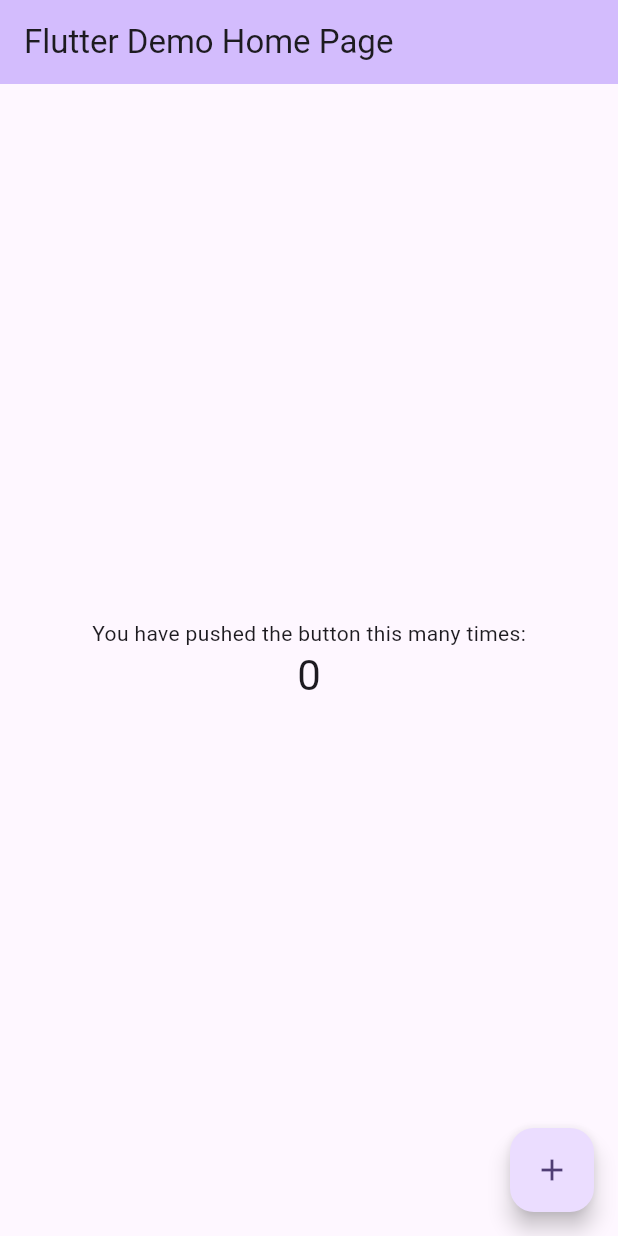
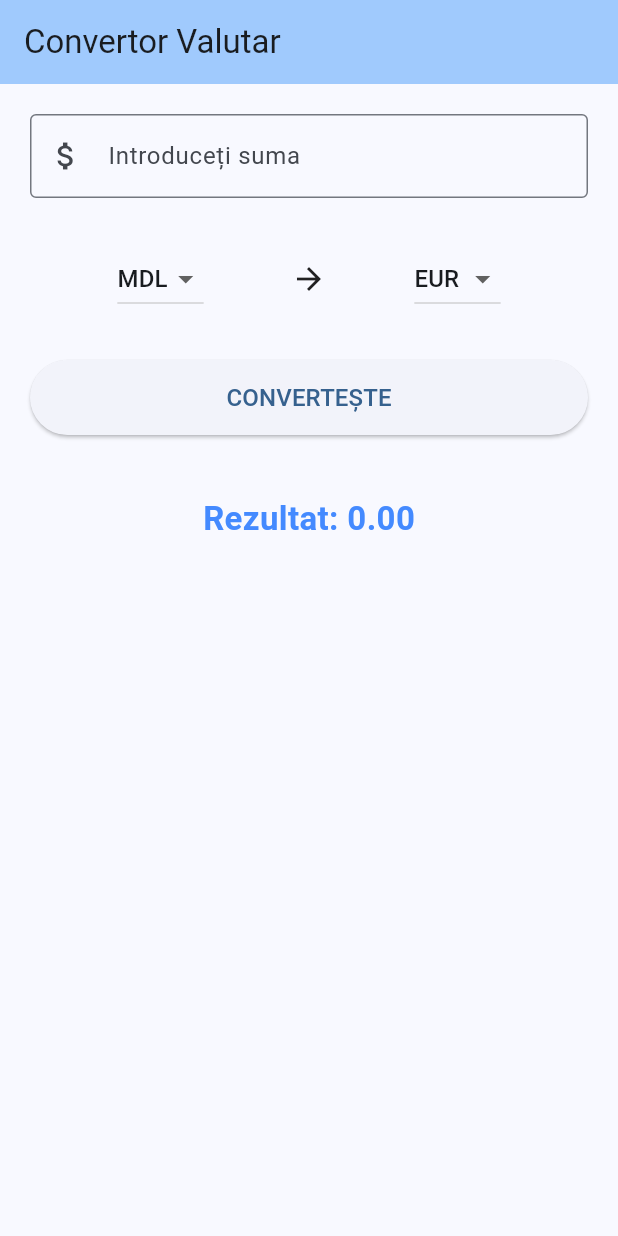
Before and after one commit to nichitascobici04/programarea-aplicatiilor-mobile, a Flutter app: the screen it shows after launch, on a phone screen of 412 x 824 dp. Run offline on Flutter 3.47's test engine with Material 3 defaults, Android fonts, the phone set to English and light mode, and no system bars.

Commit message:
Created the interface

```diff
--- a/lib/main.dart
+++ b/lib/main.dart
@@ -1,122 +1,161 @@
 import 'package:flutter/material.dart';
 
 void main() {
-  runApp(const MyApp());
+  runApp(const CurrencyConverterApp());
 }
 
-class MyApp extends StatelessWidget {
-  const MyApp({super.key});
+class CurrencyConverterApp extends StatelessWidget {
+  const CurrencyConverterApp({super.key});
 
-  // This widget is the root of your application.
   @override
   Widget build(BuildContext context) {
     return MaterialApp(
-      title: 'Flutter Demo',
+      title: 'Conversie Monedă',
       theme: ThemeData(
-        // This is the theme of your application.
-        //
-        // TRY THIS: Try running your application with "flutter run". You'll see
-        // the application has a purple toolbar. Then, without quitting the app,
-        // try changing the seedColor in the colorScheme below to Colors.green
-        // and then invoke "hot reload" (save your changes or press the "hot
-        // reload" button in a Flutter-supported IDE, or press "r" if you used
-        // the command line to start the app).
-        //
-        // Notice that the counter didn't reset back to zero; the application
-        // state is not lost during the reload. To reset the state, use hot
-        // restart instead.
-        //
-        // This works for code too, not just values: Most code changes can be
-        // tested with just a hot reload.
-        colorScheme: .fromSeed(seedColor: Colors.deepPurple),
+        colorScheme: ColorScheme.fromSeed(seedColor: Colors.blue),
+        useMaterial3: true,
       ),
-      home: const MyHomePage(title: 'Flutter Demo Home Page'),
+      home: const CurrencyConverterScreen(),
     );
   }
 }
 
-class MyHomePage extends StatefulWidget {
-  const MyHomePage({super.key, required this.title});
-
-  // This widget is the home page of your application. It is stateful, meaning
-  // that it has a State object (defined below) that contains fields that affect
-  // how it looks.
-
-  // This class is the configuration for the state. It holds the values (in this
-  // case the title) provided by the parent (in this case the App widget) and
-  // used by the build method of the State. Fields in a Widget subclass are
-  // always marked "final".
-
-  final String title;
+class CurrencyConverterScreen extends StatefulWidget {
+  const CurrencyConverterScreen({super.key});
 
   @override
-  State<MyHomePage> createState() => _MyHomePageState();
+  State createState() => _CurrencyConverterScreenState();
 }
 
-class _MyHomePageState extends State<MyHomePage> {
-  int _counter = 0;
+class _CurrencyConverterScreenState extends State<CurrencyConverterScreen> {
+  final TextEditingController _amountController = TextEditingController();
 
-  void _incrementCounter() {
+  String _sourceCurrency = 'MDL';
+  String _destCurrency = 'EUR';
+  String _resultText = 'Rezultat: 0.00';
+
+  final List<String> _currencies = ['MDL', 'EUR', 'USD'];
+
+  final Map<String, double> _ratesToMDL = {
+    'MDL': 1.0,
+    'USD': 17.50,
+    'EUR': 19.20,
+  };
+
+  void _convertCurrency() {
+    double? amount = double.tryParse(_amountController.text.replaceAll(',', '.'));
+
+    if (amount == null) {
       setState(() {
-      // This call to setState tells the Flutter framework that something has
-      // changed in this State, which causes it to rerun the build method below
-      // so that the display can reflect the updated values. If we changed
-      // _counter without calling setState(), then the build method would not be
-      // called again, and so nothing would appear to happen.
-      _counter++;
+        _resultText = 'Introduceți o sumă numerică validă!';
+      });
+      return;
+    }
+
+    double sourceRate = _ratesToMDL[_sourceCurrency]!;
+    double destRate = _ratesToMDL[_destCurrency]!;
+
+    double amountInMDL = amount * sourceRate;
+    double convertedAmount = amountInMDL / destRate;
+
+    setState(() {
+      _resultText = '${amount.toStringAsFixed(2)} $_sourceCurrency = ${convertedAmount.toStringAsFixed(2)} $_destCurrency';
     });
   }
 
   @override
   Widget build(BuildContext context) {
-    // This method is rerun every time setState is called, for instance as done
-    // by the _incrementCounter method above.
-    //
-    // The Flutter framework has been optimized to make rerunning build methods
-    // fast, so that you can just rebuild anything that needs updating rather
-    // than having to individually change instances of widgets.
     return Scaffold(
       appBar: AppBar(
-        // TRY THIS: Try changing the color here to a specific color (to
-        // Colors.amber, perhaps?) and trigger a hot reload to see the AppBar
-        // change color while the other colors stay the same.
+        title: const Text('Convertor Valutar'),
         backgroundColor: Theme.of(context).colorScheme.inversePrimary,
-        // Here we take the value from the MyHomePage object that was created by
-        // the App.build method, and use it to set our appbar title.
-        title: Text(widget.title),
       ),
-      body: Center(
-        // Center is a layout widget. It takes a single child and positions it
-        // in the middle of the parent.
+      body: Padding(
+        padding: const EdgeInsets.all(20.0),
+        child: SingleChildScrollView(
           child: Column(
-          // Column is also a layout widget. It takes a list of children and
-          // arranges them vertically. By default, it sizes itself to fit its
-          // children horizontally, and tries to be as tall as its parent.
-          //
-          // Column has various properties to control how it sizes itself and
-          // how it positions its children. Here we use mainAxisAlignment to
-          // center the children vertically; the main axis here is the vertical
-          // axis because Columns are vertical (the cross axis would be
-          // horizontal).
-          //
-          // TRY THIS: Invoke "debug painting" (choose the "Toggle Debug Paint"
-          // action in the IDE, or press "p" in the console), to see the
-          // wireframe for each widget.
-          mainAxisAlignment: .center,
+            mainAxisAlignment: MainAxisAlignment.center,
             children: [
-            const Text('You have pushed the button this many times:'),
+              TextField(
+                controller: _amountController,
+                keyboardType: const TextInputType.numberWithOptions(decimal: true),
+                decoration: const InputDecoration(
+                  labelText: 'Introduceți suma',
+                  border: OutlineInputBorder(),
+                  prefixIcon: Icon(Icons.attach_money),
+                ),
+              ),
+              const SizedBox(height: 30),
+
+              Row(
+                mainAxisAlignment: MainAxisAlignment.spaceEvenly,
+                children: [
+                  DropdownButton<String>(
+                    value: _sourceCurrency,
+                    items: [
+                      for (String currency in _currencies)
+                        DropdownMenuItem<String>(
+                          value: currency,
+                          child: Text(currency),
+                        )
+                    ],
+                    onChanged: (String? newValue) {
+                      if (newValue != null) {
+                        setState(() {
+                          _sourceCurrency = newValue;
+                        });
+                      }
+                    },
+                  ),
+                  const Icon(Icons.arrow_forward_outlined),
+                  DropdownButton<String>(
+                    value: _destCurrency,
+                    items: [
+                      for (String currency in _currencies)
+                        DropdownMenuItem<String>(
+                          value: currency,
+                          child: Text(currency),
+                        )
+                    ],
+                    onChanged: (String? newValue) {
+                      if (newValue != null) {
+                        setState(() {
+                          _destCurrency = newValue;
+                        });
+                      }
+                    },
+                  ),
+                ],
+              ),
+              const SizedBox(height: 30),
+
+              ElevatedButton(
+                onPressed: _convertCurrency,
+                style: ElevatedButton.styleFrom(
+                  minimumSize: const Size(double.infinity, 50),
+                ),
+                child: const Text('CONVERTEȘTE', style: TextStyle(fontSize: 16)),
+              ),
+              const SizedBox(height: 40),
+
               Text(
-              '$_counter',
-              style: Theme.of(context).textTheme.headlineMedium,
+                _resultText,
+                style: const TextStyle(
+                  fontSize: 22,
+                  fontWeight: FontWeight.bold,
+                  color: Colors.blueAccent,
+                ),
               ),
             ],
           ),
         ),
-      floatingActionButton: FloatingActionButton(
-        onPressed: _incrementCounter,
-        tooltip: 'Increment',
-        child: const Icon(Icons.add),
       ),
     );
   }
+
+  @override
+  void dispose() {
+    _amountController.dispose();
+    super.dispose();
   }
+}
```
Also changed, not shown: 1 other file. Lines whose indentation alone changed are shown as unchanged.
